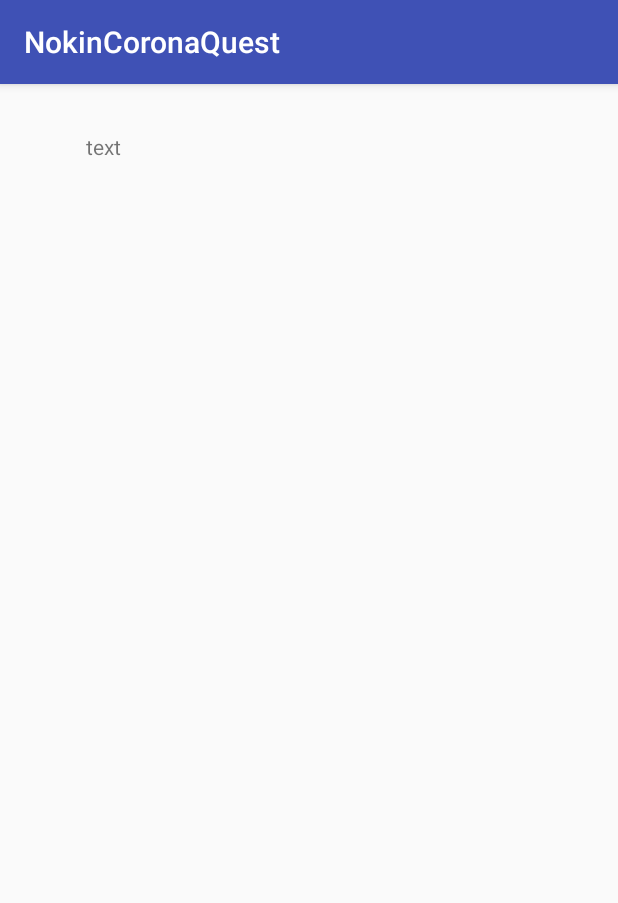
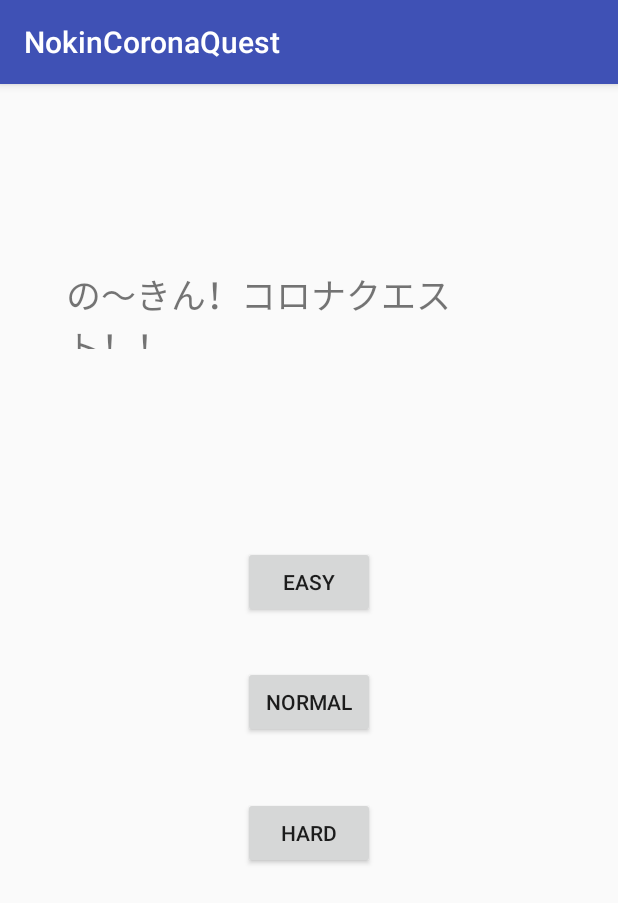
Before and after one commit to akino-programmer/NokinCoronaQuest, an Android app: the screen it shows after launch (MainActivity), on a phone screen of 412 x 824 dp. Shown: the top 903 px of the screen. Run offline under Robolectric (Android 15) with nearby library versions, the phone set to English and light mode, and no system bars.

Commit message:
StartView

```diff
--- a/app/src/main/res/layout/activity_main.xml
+++ b/app/src/main/res/layout/activity_main.xml
@@ -7,16 +7,48 @@
     tools:context="com.example.akira.nokincoronaquest.MainActivity">
 
     <TextView
-        android:id="@+id/mainTitle"
-        android:layout_width="299dp"
-        android:layout_height="99dp"
-        android:layout_marginEnd="8dp"
-        android:layout_marginStart="8dp"
-        android:layout_marginTop="32dp"
-        android:text="text"
+        android:id="@+id/textView2"
+        android:layout_width="325dp"
+        android:layout_height="54dp"
+        android:layout_marginBottom="227dp"
+        android:layout_marginTop="52dp"
+        android:text="@string/titleName"
+        android:textSize="23sp"
+        app:layout_constraintBottom_toTopOf="@+id/button3"
         app:layout_constraintEnd_toEndOf="parent"
-        app:layout_constraintHorizontal_bias="0.507"
+        app:layout_constraintHorizontal_bias="0.508"
         app:layout_constraintStart_toStartOf="parent"
         app:layout_constraintTop_toTopOf="parent" />
 
+    <Button
+        android:id="@+id/button"
+        android:layout_width="wrap_content"
+        android:layout_height="wrap_content"
+        android:layout_marginBottom="281dp"
+        android:text="@string/modeEasy"
+        app:layout_constraintBottom_toBottomOf="parent"
+        app:layout_constraintEnd_toEndOf="parent"
+        app:layout_constraintStart_toStartOf="parent"
+        app:layout_constraintTop_toBottomOf="@+id/textView2" />
+
+    <Button
+        android:id="@+id/button2"
+        android:layout_width="wrap_content"
+        android:layout_height="wrap_content"
+        android:layout_marginTop="32dp"
+        android:text="@string/modeNormal"
+        app:layout_constraintBottom_toTopOf="@+id/button3"
+        app:layout_constraintEnd_toEndOf="parent"
+        app:layout_constraintStart_toStartOf="parent"
+        app:layout_constraintTop_toBottomOf="@+id/button" />
+
+    <Button
+        android:id="@+id/button3"
+        android:layout_width="wrap_content"
+        android:layout_height="wrap_content"
+        android:layout_marginTop="39dp"
+        android:text="@string/modeHard"
+        app:layout_constraintEnd_toEndOf="parent"
+        app:layout_constraintStart_toStartOf="parent"
+        app:layout_constraintTop_toBottomOf="@+id/button2" />
 </android.support.constraint.ConstraintLayout>
--- a/app/src/main/res/values/strings.xml
+++ b/app/src/main/res/values/strings.xml
@@ -1,3 +1,8 @@
 <resources>
     <string name="app_name">NokinCoronaQuest</string>
+    <string name="mainTitle">の〜きん！コロナクエスト！！</string>
+    <string name="titleName">の〜きん！コロナクエスト！！</string>
+    <string name="modeEasy">EASY</string>
+    <string name="modeNormal">NORMAL</string>
+    <string name="modeHard">HARD</string>
 </resources>
--- a/build.gradle
+++ b/build.gradle
@@ -13,6 +13,7 @@ buildscript {
         // NOTE: Do not place your application dependencies here; they belong
         // in the individual module build.gradle files
     }
+    tasks.withType(JavaCompile) { options.encoding = "UTF-8" }
 }
 
 allprojects {
```
